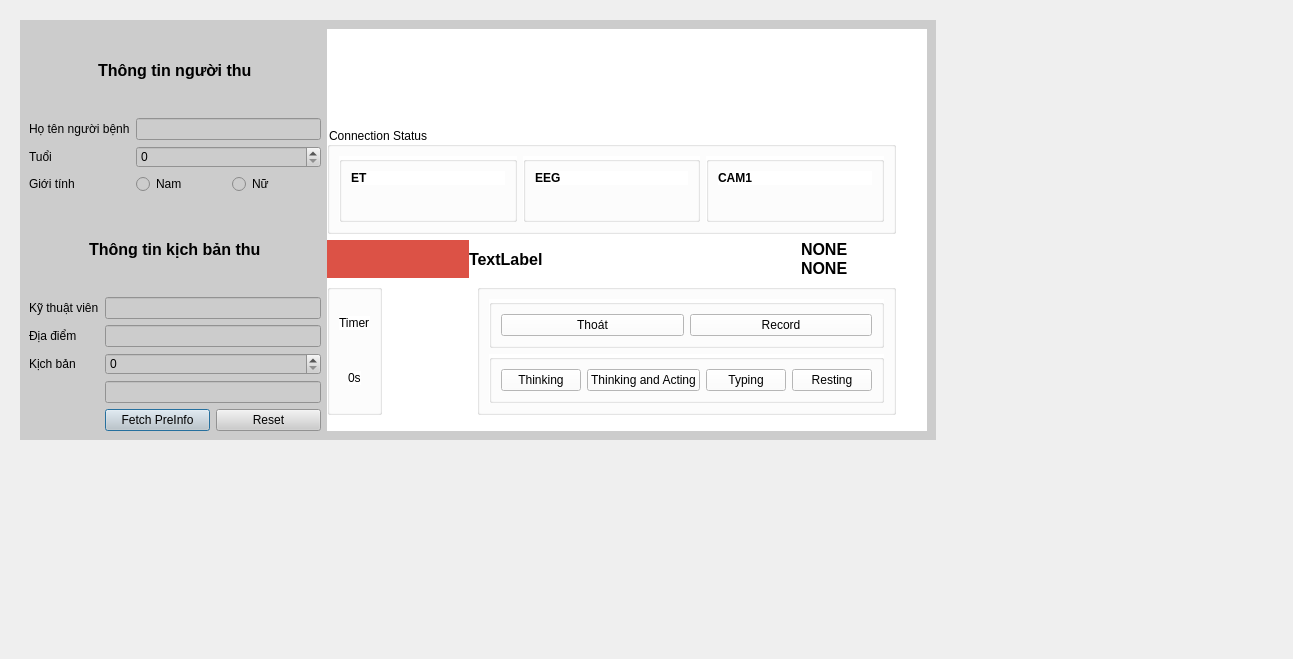
The window that UiFiles/createSample.ui (dangkh/UIDataCollection) describes before a commit, drawn with Qt 5.
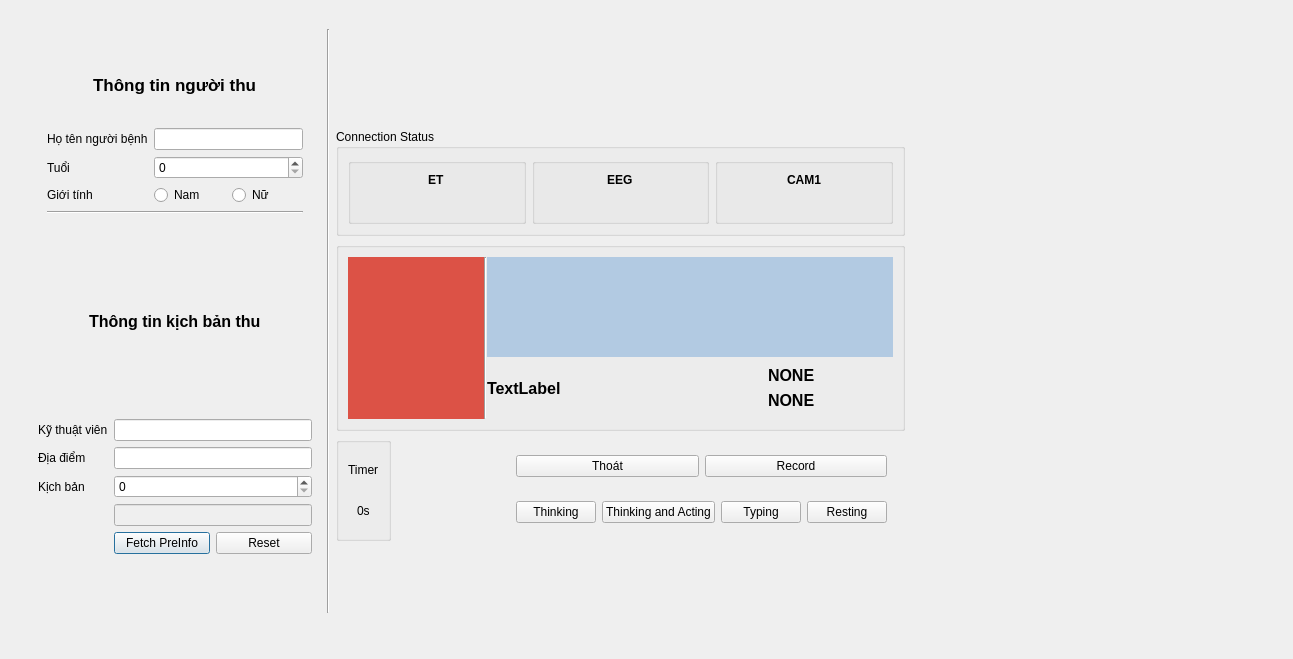
The same window after the commit. Icons and pictures are not drawn.

Commit message: fix info panel

The edit to the form file:
```diff
--- a/UiFiles/createSample.ui
+++ b/UiFiles/createSample.ui
@@ -18,24 +18,43 @@
     <rect>
      <x>20</x>
      <y>20</y>
-     <width>916</width>
-     <height>420</height>
+     <width>925</width>
+     <height>602</height>
     </rect>
    </property>
    <layout class="QHBoxLayout" name="horizontalLayout" stretch="1">
     <item>
      <widget class="QWidget" name="infoWidget" native="true">
+      <property name="minimumSize">
+       <size>
+        <width>0</width>
+        <height>600</height>
+       </size>
+      </property>
       <property name="styleSheet">
-       <string notr="true">background-color: rgb(204, 204, 204);</string>
+       <string notr="true"/>
       </property>
       <layout class="QHBoxLayout" name="horizontalLayout_8">
        <item>
+        <widget class="QFrame" name="">
+         <property name="maximumSize">
+          <size>
+           <width>300</width>
+           <height>16777215</height>
+          </size>
+         </property>
+         <property name="styleSheet">
+          <string notr="true"/>
+         </property>
         <layout class="QVBoxLayout" name="verticalLayout">
+          <item>
+           <widget class="QFrame" name="frame_5">
+            <layout class="QVBoxLayout" name="verticalLayout_8">
          <item alignment="Qt::AlignHCenter">
           <widget class="QLabel" name="label">
            <property name="font">
             <font>
-             <pointsize>12</pointsize>
+                 <pointsize>13</pointsize>
              <weight>75</weight>
              <bold>true</bold>
             </font>
@@ -94,6 +113,16 @@
            </item>
           </layout>
          </item>
+             <item>
+              <widget class="Line" name="line_2">
+               <property name="orientation">
+                <enum>Qt::Horizontal</enum>
+               </property>
+              </widget>
+             </item>
+            </layout>
+           </widget>
+          </item>
          <item alignment="Qt::AlignHCenter">
           <widget class="QLabel" name="label_8">
            <property name="font">
@@ -168,6 +197,14 @@
           </layout>
          </item>
         </layout>
+        </widget>
+       </item>
+       <item>
+        <widget class="Line" name="line">
+         <property name="orientation">
+          <enum>Qt::Vertical</enum>
+         </property>
+        </widget>
        </item>
        <item>
         <widget class="QWidget" name="visualDatWidget" native="true">
@@ -178,7 +215,7 @@
           </size>
          </property>
          <property name="styleSheet">
-          <string notr="true">background-color: rgb(255, 255, 255);</string>
+          <string notr="true"/>
          </property>
          <widget class="QWidget" name="gridLayoutWidget_2">
           <property name="geometry">
@@ -186,7 +223,7 @@
             <x>0</x>
             <y>0</y>
             <width>569</width>
-            <height>386</height>
+            <height>512</height>
            </rect>
           </property>
           <layout class="QGridLayout" name="layoutVisual" rowstretch="2,0,0,0">
@@ -235,7 +272,7 @@
               </spacer>
              </item>
              <item>
-              <widget class="QGroupBox" name="groupBox">
+              <widget class="QFrame" name="frame">
                <property name="maximumSize">
                 <size>
                  <width>450</width>
@@ -244,7 +281,7 @@
                </property>
                <layout class="QVBoxLayout" name="verticalLayout_3" stretch="0,0">
                 <item>
-                 <widget class="QGroupBox" name="groupBox">
+                 <widget class="QFrame" name="frame">
                   <layout class="QHBoxLayout" name="horizontalLayout_5">
                    <item>
                     <widget class="QPushButton" name="turnOnOffBtn">
@@ -264,10 +301,7 @@
                  </widget>
                 </item>
                 <item>
-                 <widget class="QGroupBox" name="groupBox">
-                  <property name="title">
-                   <string/>
-                  </property>
+                 <widget class="QFrame" name="frame">
                   <layout class="QHBoxLayout" name="horizontalLayout_7">
                    <item>
                     <widget class="QPushButton" name="ThinkButton">
@@ -305,100 +339,6 @@
              </item>
             </layout>
            </item>
-           <item row="2" column="0">
-            <layout class="QHBoxLayout" name="hLayoutData" stretch="1,3">
-             <property name="spacing">
-              <number>0</number>
-             </property>
-             <item>
-              <layout class="QVBoxLayout" name="vLayoutDataLeft">
-               <property name="spacing">
-                <number>0</number>
-               </property>
-               <item>
-                <widget class="QLabel" name="CAM1">
-                 <property name="styleSheet">
-                  <string notr="true">background-color: rgb(220, 82, 70);</string>
-                 </property>
-                 <property name="text">
-                  <string/>
-                 </property>
-                </widget>
-               </item>
-              </layout>
-             </item>
-             <item>
-              <layout class="QVBoxLayout" name="vLayoutDataRight">
-               <property name="spacing">
-                <number>0</number>
-               </property>
-               <item>
-                <widget class="QStackedWidget" name="widEEG">
-                 <property name="styleSheet">
-                  <string notr="true">background-color: rgb(178, 202, 226);</string>
-                 </property>
-                </widget>
-               </item>
-               <item>
-                <layout class="QHBoxLayout" name="hLayoutWidET" stretch="2,1">
-                 <property name="spacing">
-                  <number>0</number>
-                 </property>
-                 <item>
-                  <widget class="QLabel" name="widScreen">
-                   <property name="font">
-                    <font>
-                     <pointsize>12</pointsize>
-                     <weight>75</weight>
-                     <bold>true</bold>
-                    </font>
-                   </property>
-                   <property name="text">
-                    <string>TextLabel</string>
-                   </property>
-                  </widget>
-                 </item>
-                 <item>
-                  <layout class="QVBoxLayout" name="vLayoutETch">
-                   <item alignment="Qt::AlignHCenter|Qt::AlignVCenter">
-                    <widget class="QLabel" name="position">
-                     <property name="font">
-                      <font>
-                       <pointsize>12</pointsize>
-                       <weight>75</weight>
-                       <bold>true</bold>
-                      </font>
-                     </property>
-                     <property name="styleSheet">
-                      <string notr="true"/>
-                     </property>
-                     <property name="text">
-                      <string>NONE</string>
-                     </property>
-                    </widget>
-                   </item>
-                   <item alignment="Qt::AlignHCenter|Qt::AlignVCenter">
-                    <widget class="QLabel" name="character">
-                     <property name="font">
-                      <font>
-                       <pointsize>12</pointsize>
-                       <weight>75</weight>
-                       <bold>true</bold>
-                      </font>
-                     </property>
-                     <property name="text">
-                      <string>NONE</string>
-                     </property>
-                    </widget>
-                   </item>
-                  </layout>
-                 </item>
-                </layout>
-               </item>
-              </layout>
-             </item>
-            </layout>
-           </item>
            <item row="1" column="0">
             <widget class="QGroupBox" name="widSignal">
              <property name="styleSheet">
@@ -414,7 +354,7 @@
                  <string/>
                 </property>
                 <layout class="QVBoxLayout" name="verticalLayout_4">
-                 <item>
+                 <item alignment="Qt::AlignHCenter">
                   <widget class="QLabel" name="label_ET">
                    <property name="font">
                     <font>
@@ -463,7 +403,7 @@
                  <string/>
                 </property>
                 <layout class="QVBoxLayout" name="verticalLayout_5">
-                 <item>
+                 <item alignment="Qt::AlignHCenter">
                   <widget class="QLabel" name="label_EEG">
                    <property name="font">
                     <font>
@@ -512,7 +452,7 @@
                  <string/>
                 </property>
                 <layout class="QVBoxLayout" name="verticalLayout_6">
-                 <item>
+                 <item alignment="Qt::AlignHCenter">
                   <widget class="QLabel" name="label_CAM1">
                    <property name="font">
                     <font>
@@ -558,6 +498,117 @@
              </layout>
             </widget>
            </item>
+           <item row="2" column="0">
+            <widget class="QGroupBox" name="">
+             <layout class="QHBoxLayout" name="hLayoutData" stretch="1,0,3">
+              <property name="spacing">
+               <number>0</number>
+              </property>
+              <item>
+               <layout class="QVBoxLayout" name="vLayoutDataLeft">
+                <property name="spacing">
+                 <number>0</number>
+                </property>
+                <item>
+                 <widget class="QLabel" name="CAM1">
+                  <property name="styleSheet">
+                   <string notr="true">background-color: rgb(220, 82, 70);</string>
+                  </property>
+                  <property name="text">
+                   <string/>
+                  </property>
+                 </widget>
+                </item>
+               </layout>
+              </item>
+              <item>
+               <widget class="Line" name="VerticalLine">
+                <property name="orientation">
+                 <enum>Qt::Vertical</enum>
+                </property>
+               </widget>
+              </item>
+              <item>
+               <layout class="QVBoxLayout" name="vLayoutDataRight">
+                <property name="spacing">
+                 <number>0</number>
+                </property>
+                <item>
+                 <widget class="QStackedWidget" name="widEEG">
+                  <property name="minimumSize">
+                   <size>
+                    <width>0</width>
+                    <height>100</height>
+                   </size>
+                  </property>
+                  <property name="styleSheet">
+                   <string notr="true">background-color: rgb(178, 202, 226);</string>
+                  </property>
+                 </widget>
+                </item>
+                <item>
+                 <layout class="QHBoxLayout" name="hLayoutWidET" stretch="0,0">
+                  <property name="spacing">
+                   <number>0</number>
+                  </property>
+                  <item>
+                   <widget class="QLabel" name="widScreen">
+                    <property name="font">
+                     <font>
+                      <pointsize>12</pointsize>
+                      <weight>75</weight>
+                      <bold>true</bold>
+                     </font>
+                    </property>
+                    <property name="text">
+                     <string>TextLabel</string>
+                    </property>
+                   </widget>
+                  </item>
+                  <item>
+                   <widget class="QFrame" name="">
+                    <layout class="QVBoxLayout" name="vLayoutETch">
+                     <item alignment="Qt::AlignHCenter|Qt::AlignVCenter">
+                      <widget class="QLabel" name="position">
+                       <property name="font">
+                        <font>
+                         <pointsize>12</pointsize>
+                         <weight>75</weight>
+                         <bold>true</bold>
+                        </font>
+                       </property>
+                       <property name="styleSheet">
+                        <string notr="true"/>
+                       </property>
+                       <property name="text">
+                        <string>NONE</string>
+                       </property>
+                      </widget>
+                     </item>
+                     <item alignment="Qt::AlignHCenter|Qt::AlignVCenter">
+                      <widget class="QLabel" name="character">
+                       <property name="font">
+                        <font>
+                         <pointsize>12</pointsize>
+                         <weight>75</weight>
+                         <bold>true</bold>
+                        </font>
+                       </property>
+                       <property name="text">
+                        <string>NONE</string>
+                       </property>
+                      </widget>
+                     </item>
+                    </layout>
+                   </widget>
+                  </item>
+                 </layout>
+                </item>
+               </layout>
+              </item>
+             </layout>
+            </widget>
+           </item>
           </layout>
          </widget>
         </widget>
```
Left out of the diff: 2 changed lines with no effect on the pictures. Lines whose indentation alone changed are shown as unchanged.
